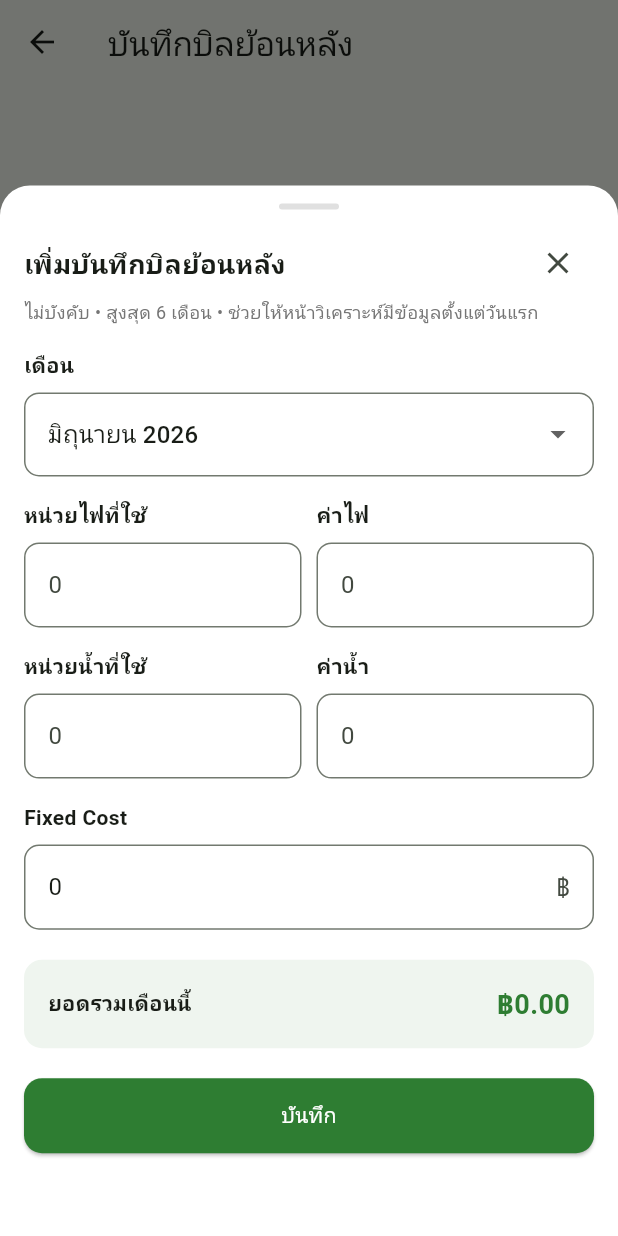
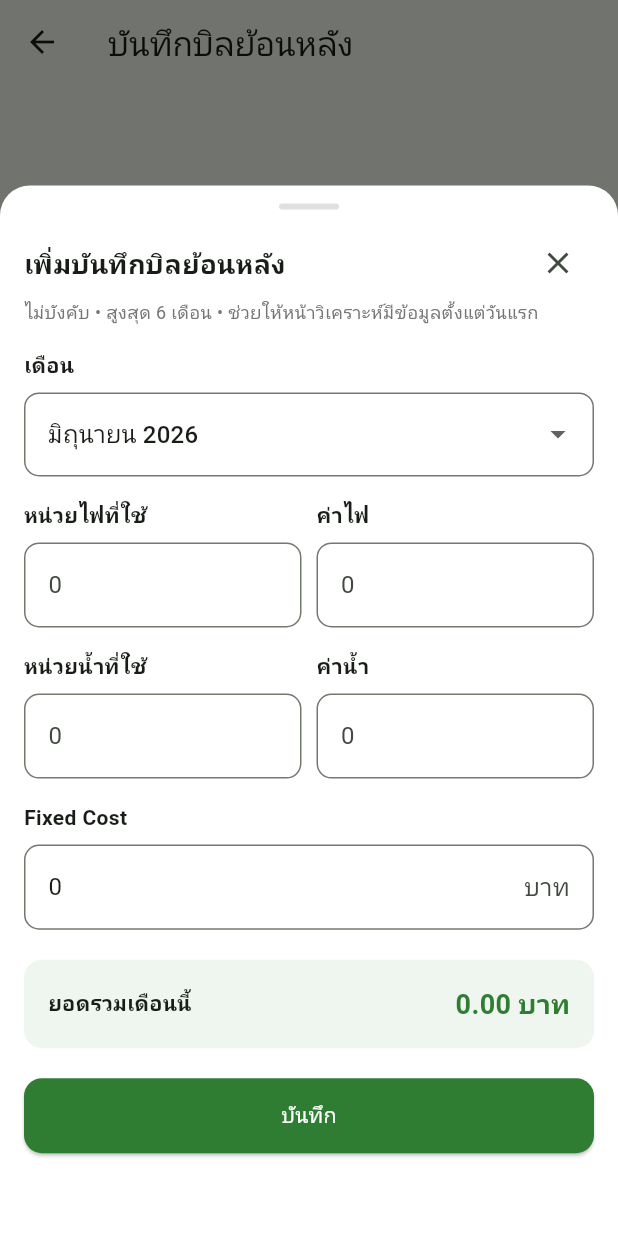
Before and after one commit to sawettamaln-s/energy_home, a Flutter app: the _HistoricalBillListScreen screen opened directly with empty values, after a tap on the "add" icon, on a phone screen of 412 x 824 dp. Run offline on Flutter 3.47's test engine with Material 3 defaults, Android fonts, the phone set to English and light mode, and no system bars; our stand-ins replace cloud_firestore, firebase_auth, firebase_core, fl_chart, flutter_local_notifications, permission_handler and 2 more; accounts and stored records are empty; generated files the repository leaves out were written again.

Commit message:
อัพเดตระบบตััด 1.1

```diff
--- a/lib/models/user_model.dart
+++ b/lib/models/user_model.dart
@@ -4,7 +4,6 @@ class UserModel {
   final String email;
   final String area;
   final String meterType; // 'normal' หรือ 'tou'
-  final String meterSize; // '5a' หรือ '15a' - ใช้เฉพาะ MEA (กรุงเทพ)
   final int billingDay;
   final String dailyCutoffTime;
   final double fixedCost;
@@ -29,7 +28,6 @@ class UserModel {
     required this.email,
     this.area = 'bangkok',
     this.meterType = 'normal',
-    this.meterSize = '15a',
     this.billingDay = 30,
     this.dailyCutoffTime = '00:00',
     this.fixedCost = 0,
@@ -49,7 +47,6 @@ class UserModel {
       email: map['email'] ?? '',
       area: map['area'] ?? 'bangkok',
       meterType: map['meterType'] ?? 'normal',
-      meterSize: map['meterSize'] ?? '15a',
       billingDay: map['billingDay'] ?? 30,
       dailyCutoffTime: map['dailyCutoffTime'] ?? '00:00',
       fixedCost: (map['fixedCost'] ?? 0).toDouble(),
@@ -73,7 +70,6 @@ class UserModel {
       'email': email,
       'area': area,
       'meterType': meterType,
-      'meterSize': meterSize,
       'billingDay': billingDay,
       'dailyCutoffTime': dailyCutoffTime,
       'fixedCost': fixedCost,
--- a/lib/screens/analysis/analysis_screen.dart
+++ b/lib/screens/analysis/analysis_screen.dart
@@ -285,11 +285,11 @@ class _UtilityTab extends StatelessWidget {
             children: [
               Expanded(
                 child: _cycleStat(
-                    'ใช้ไปแล้ว', '฿${_fmt.format(c.currentCost)}'),
+                    'ใช้ไปแล้ว', '${_fmt.format(c.currentCost)} บาท'),
               ),
               Expanded(
                 child: _cycleStat(
-                    'คาดว่าจะจบรอบที่', '฿${_fmt.format(c.forecastCost)}',
+                    'คาดว่าจะจบรอบที่', '${_fmt.format(c.forecastCost)} บาท',
                     highlight: true),
               ),
               Expanded(
@@ -485,7 +485,7 @@ class _UtilityTab extends StatelessWidget {
                       const SizedBox(width: 4),
                       Text(
                         r.percentChange == null
-                            ? '฿${_fmt.format(r.diff.abs())}'
+                            ? '${_fmt.format(r.diff.abs())} บาท'
                             : '${r.percentChange!.abs().toStringAsFixed(1)}%',
                         style: TextStyle(
                           fontWeight: FontWeight.bold,
@@ -497,7 +497,7 @@ class _UtilityTab extends StatelessWidget {
                   ),
                 if (fullWidth) ...[
                   const Spacer(),
-                  Text('เฉลี่ย ฿${_fmt.format(r.previousValue)}',
+                  Text('เฉลี่ย ${_fmt.format(r.previousValue)} บาท',
                       style: TextStyle(
                           fontSize: 11.5, color: Colors.grey.shade500)),
                 ],
@@ -527,7 +527,7 @@ class _UtilityTab extends StatelessWidget {
                 // จากบิลย้อนหลังทั้งหมด) ต่างจากการ์ดด้านบนที่พยากรณ์แค่รอบนี้
                 const Text('แนวโน้มระยะยาว (เดือนถัดไป)',
                     style: TextStyle(fontSize: 12, color: Colors.grey)),
-                Text('฿${_fmt.format(forecast)}',
+                Text('${_fmt.format(forecast)} บาท',
                     style: const TextStyle(
                         fontWeight: FontWeight.bold,
                         fontSize: 18,
@@ -731,7 +731,7 @@ class _ApplianceTab extends StatelessWidget {
                           style: const TextStyle(
                               fontWeight: FontWeight.w600, fontSize: 13)),
                       Text(
-                          '${u.kWh.toStringAsFixed(1)} kWh • ฿${_fmt.format(u.cost)}',
+                          '${u.kWh.toStringAsFixed(1)} kWh • ${_fmt.format(u.cost)} บาท',
                           style: TextStyle(
                               fontSize: 11, color: Colors.grey.shade600)),
                     ],
--- a/lib/screens/appliance/appliance_screen.dart
+++ b/lib/screens/appliance/appliance_screen.dart
@@ -173,7 +173,7 @@ class _ApplianceScreenState extends State<ApplianceScreen> {
                       Expanded(
                         child: _summaryBox(
                           label: 'ค่าไฟ/เดือน',
-                          value: '฿${formatter.format(_totalMonthlyCost)}',
+                          value: '${formatter.format(_totalMonthlyCost)} บาท',
                           valueColor: const Color(0xFF2E7D32),
                         ),
                       ),
@@ -254,7 +254,7 @@ class _ApplianceScreenState extends State<ApplianceScreen> {
                                                       fontSize: 15)),
                                               const SizedBox(height: 2),
                                               Text(
-                                                '${a.watt.toStringAsFixed(0)} วัตต์ • ฿${formatter.format(monthlyCost)}/เดือน',
+                                                '${a.watt.toStringAsFixed(0)} วัตต์ • ${formatter.format(monthlyCost)} บาท/เดือน',
                                                 style: TextStyle(
                                                     fontSize: 12,
                                                     color:
@@ -502,12 +502,12 @@ Future<void> _confirmDelete(ApplianceModel a) async {
                 children: [
                   Expanded(
                     child: _detailBox('ต่อวันที่ใช้งาน',
-                        '฿${formatter.format(costPerActiveDay)}'),
+                        '${formatter.format(costPerActiveDay)} บาท'),
                   ),
                   const SizedBox(width: 10),
                   Expanded(
                     child: _detailBox('เฉลี่ย/วัน (ทั้งเดือน)',
-                        '฿${formatter.format(avgCostPerDay)}'),
+                        '${formatter.format(avgCostPerDay)} บาท'),
                   ),
                 ],
               ),
@@ -516,12 +516,12 @@ Future<void> _confirmDelete(ApplianceModel a) async {
                 children: [
                   Expanded(
                     child: _detailBox(
-                        'ต่อเดือน', '฿${formatter.format(costPerMonth)}'),
+                        'ต่อเดือน', '${formatter.format(costPerMonth)} บาท'),
                   ),
                   const SizedBox(width: 10),
                   Expanded(
                     child: _detailBox(
-                        'ต่อปี', '฿${formatter.format(costPerYear)}'),
+                        'ต่อปี', '${formatter.format(costPerYear)} บาท'),
                   ),
                 ],
               ),
@@ -960,12 +960,12 @@ class _AddApplianceSheetState extends State<_AddApplianceSheet> {
             children: [
               Expanded(
                 child: _estimateBox(
-                    'ค่าไฟ/วัน', '฿${formatter.format(costPerDay)}'),
+                    'ค่าไฟ/วัน', '${formatter.format(costPerDay)} บาท'),
               ),
               const SizedBox(width: 8),
               Expanded(
                 child: _estimateBox(
-                    'ค่าไฟ/เดือน', '฿${formatter.format(costPerMonth)}'),
+                    'ค่าไฟ/เดือน', '${formatter.format(costPerMonth)} บาท'),
               ),
             ],
           ),
@@ -974,7 +974,7 @@ class _AddApplianceSheetState extends State<_AddApplianceSheet> {
             children: [
               Expanded(
                 child: _estimateBox(
-                    'ค่าไฟ/ปี', '฿${formatter.format(costPerYear)}'),
+                    'ค่าไฟ/ปี', '${formatter.format(costPerYear)} บาท'),
               ),
               const SizedBox(width: 8),
               Expanded(
--- a/lib/screens/auth/setup_screen.dart
+++ b/lib/screens/auth/setup_screen.dart
@@ -26,10 +26,6 @@ class _SetupScreenState extends State<SetupScreen> {
   static const int _totalSteps = 4;
   String _selectedArea = 'bangkok';
   String _selectedMeterType = 'normal';
-  // ล็อกไว้ที่ประเภท 1.2 (มิเตอร์ปกติเกิน 5(15)A) เสมอ ไม่ให้ผู้ใช้เลือกอีก
-  // ต่อไป เพราะเกณฑ์ประเภท 1.1 ↔ 1.2 บนเว็บการไฟฟ้าเองก็ปรับเปลี่ยนไม่ตายตัว
-  // และมิเตอร์ปกติของบ้านทั่วไปที่ผู้ใช้แอปนี้มีอยู่แล้วเป็นขนาดนี้เป็นส่วนใหญ่
-  static const String _fixedMeterSize = '15a';
   // null = ยังไม่ได้เลือกวันตัดรอบบิล (ผู้ใช้กดข้ามไปก่อนได้ ไปตั้งทีหลังที่
   // หน้าตั้งค่าได้) ตอนบันทึกจริงถ้ายังเป็น null จะ fallback เป็นวันที่ 30
   // ตาม default ของ UserModel
@@ -115,7 +111,6 @@ class _SetupScreenState extends State<SetupScreen> {
         email: user.email ?? '',
         area: _selectedArea,
         meterType: _selectedMeterType,
-        meterSize: _fixedMeterSize,
         billingDay: _selectedBillingDay ?? 30,
         startElectricityValue:
             (_startMeterSkipped || _selectedMeterType == 'tou')
--- a/lib/screens/settings/settings_screen.dart
+++ b/lib/screens/settings/settings_screen.dart
@@ -290,7 +290,7 @@ class _SettingsScreenState extends State<SettingsScreen> {
             icon: Icons.attach_money,
             title: 'Fixed Cost',
             subtitle:
-                '฿${NumberFormat('#,##0.00').format(_user?.fixedCost ?? 0)} / เดือน',
+                '${NumberFormat('#,##0.00').format(_user?.fixedCost ?? 0)} บาท / เดือน',
             onTap: () => _showEditFixedCost(),
           ),
           const Divider(height: 1, indent: 56),
@@ -1185,7 +1185,7 @@ class _AddHistoricalBillSheetState extends State<_AddHistoricalBillSheet> {
                               keyboardType: const TextInputType.numberWithOptions(
                                   decimal: true),
                               decoration:
-                                  _fieldDecoration(hint: '0', suffixText: '฿'),
+                                  _fieldDecoration(hint: '0', suffixText: 'บาท'),
                             ),
                           ],
                         ),
@@ -1221,7 +1221,7 @@ class _AddHistoricalBillSheetState extends State<_AddHistoricalBillSheet> {
                               keyboardType: const TextInputType.numberWithOptions(
                                   decimal: true),
                               decoration:
-                                  _fieldDecoration(hint: '0', suffixText: '฿'),
+                                  _fieldDecoration(hint: '0', suffixText: 'บาท'),
                             ),
                           ],
                         ),
@@ -1234,7 +1234,7 @@ class _AddHistoricalBillSheetState extends State<_AddHistoricalBillSheet> {
                     controller: _fixedCtrl,
                     keyboardType:
                         const TextInputType.numberWithOptions(decimal: true),
-                    decoration: _fieldDecoration(hint: '0', suffixText: '฿'),
+                    decoration: _fieldDecoration(hint: '0', suffixText: 'บาท'),
                   ),
                   const SizedBox(height: 20),
                   Container(
@@ -1251,7 +1251,7 @@ class _AddHistoricalBillSheetState extends State<_AddHistoricalBillSheet> {
                           style: TextStyle(fontWeight: FontWeight.w600),
                         ),
                         Text(
-                          '฿${formatter.format(_total)}',
+                          '${formatter.format(_total)} บาท',
                           style: const TextStyle(
                             fontSize: 18,
                             fontWeight: FontWeight.bold,
@@ -1388,7 +1388,7 @@ final confirmed = await showConfirmDialog(
                         title: Text(
                             '${thaiMonths[bill.month - 1]} ${bill.year}'),
                         subtitle:
-                            Text('ยอดรวม ฿${formatter.format(bill.totalCost)}'),
+                            Text('ยอดรวม ${formatter.format(bill.totalCost)} บาท'),
                         onTap: () => _openSheet(existingBill: bill),
                         trailing: Row(
                           mainAxisSize: MainAxisSize.min,
@@ -1512,7 +1512,7 @@ Widget _utilitySummaryBar({
         ),
         const Spacer(),
         Text(
-          'รวม ฿${formatter.format(totalCost)}',
+          'รวม ${formatter.format(totalCost)} บาท',
           style: TextStyle(
               color: color, fontWeight: FontWeight.bold, fontSize: 14),
         ),
@@ -1661,7 +1661,7 @@ final confirm = await showConfirmDialog(
                       crossAxisAlignment: CrossAxisAlignment.end,
                       children: [
                         Text(
-                          '฿${formatter.format(log.cost)}',
+                          '${formatter.format(log.cost)} บาท',
                           style: const TextStyle(
                             fontWeight: FontWeight.bold,
                             color: Colors.orange,
@@ -1829,7 +1829,7 @@ final confirm = await showConfirmDialog(
                       crossAxisAlignment: CrossAxisAlignment.end,
                       children: [
                         Text(
-                          '฿${formatter.format(log.cost)}',
+                          '${formatter.format(log.cost)} บาท',
                           style: const TextStyle(
                             fontWeight: FontWeight.bold,
                             color: Colors.blue,
@@ -2346,7 +2346,7 @@ class _FixedCostScreenState extends State<_FixedCostScreen> {
                   keyboardType: const TextInputType.numberWithOptions(decimal: true),
                   decoration: InputDecoration(
                     labelText: 'ยอดต่อเดือน',
-                    prefixText: '฿ ',
+                    suffixText: ' บาท',
                     border:
                         OutlineInputBorder(borderRadius: BorderRadius.circular(12)),
                     contentPadding: const EdgeInsets.symmetric(
@@ -2455,7 +2455,7 @@ final confirmed = await showConfirmDialog(
                             ),
                             const SizedBox(height: 4),
                             Text(
-                              '฿${formatter.format(_total)}',
+                              '${formatter.format(_total)} บาท',
                               style: const TextStyle(
                                 color: Colors.white,
                                 fontSize: 22,
@@ -2550,7 +2550,7 @@ final confirmed = await showConfirmDialog(
                                     ),
                                   ),
                                   Text(
-                                    '฿${formatter.format(item.amount)}',
+                                    '${formatter.format(item.amount)} บาท',
                                     style: const TextStyle(
                                       fontWeight: FontWeight.bold,
                                       fontSize: 14,
--- a/lib/services/notification_service.dart
+++ b/lib/services/notification_service.dart
@@ -338,7 +338,7 @@ class NotificationService {
       pluginId: idCycleSummary,
       title: 'สรุปบิลรอบที่ผ่านมาค่ะ',
       body:
-          'รอบบิลเดือน $month/$year ปิดแล้ว ยอดรวมทั้งสิ้น ฿${totalCost.toStringAsFixed(2)} ค่ะ',
+          'รอบบิลเดือน $month/$year ปิดแล้ว ยอดรวมทั้งสิ้น ${totalCost.toStringAsFixed(2)} บาท ค่ะ',
       type: 'summary',
       silent: silent,
     );
```
Also changed, not shown: lib/screens/dashboard/dashboard_screen.dart (+15 -16 lines), lib/utils/calculator.dart (+9 -16 lines).
